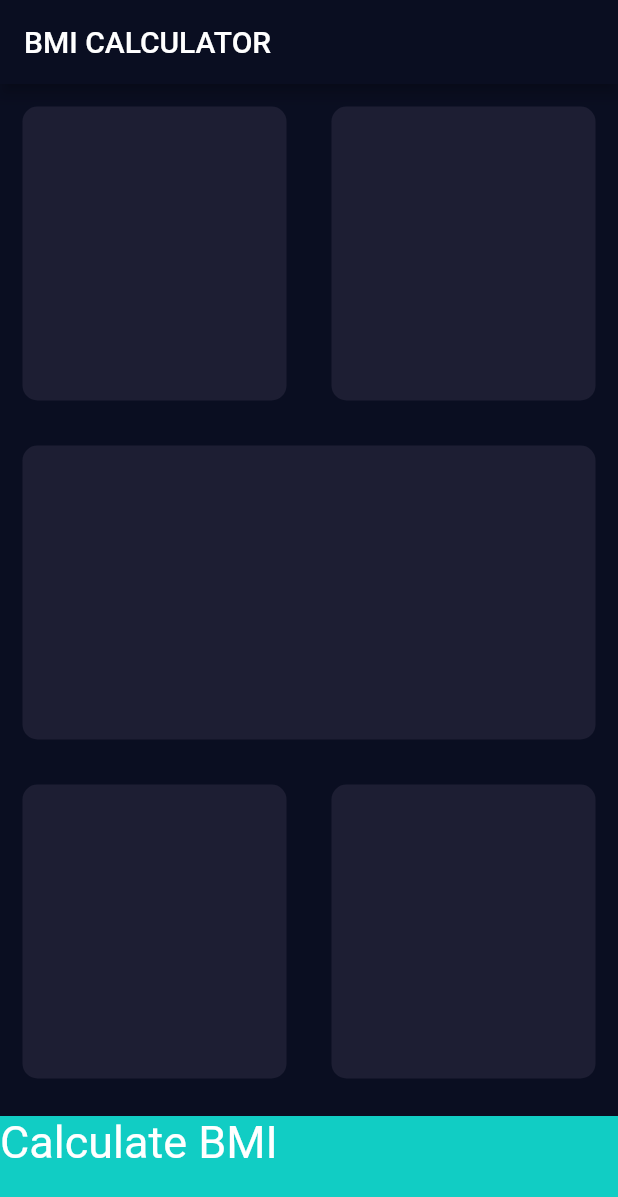
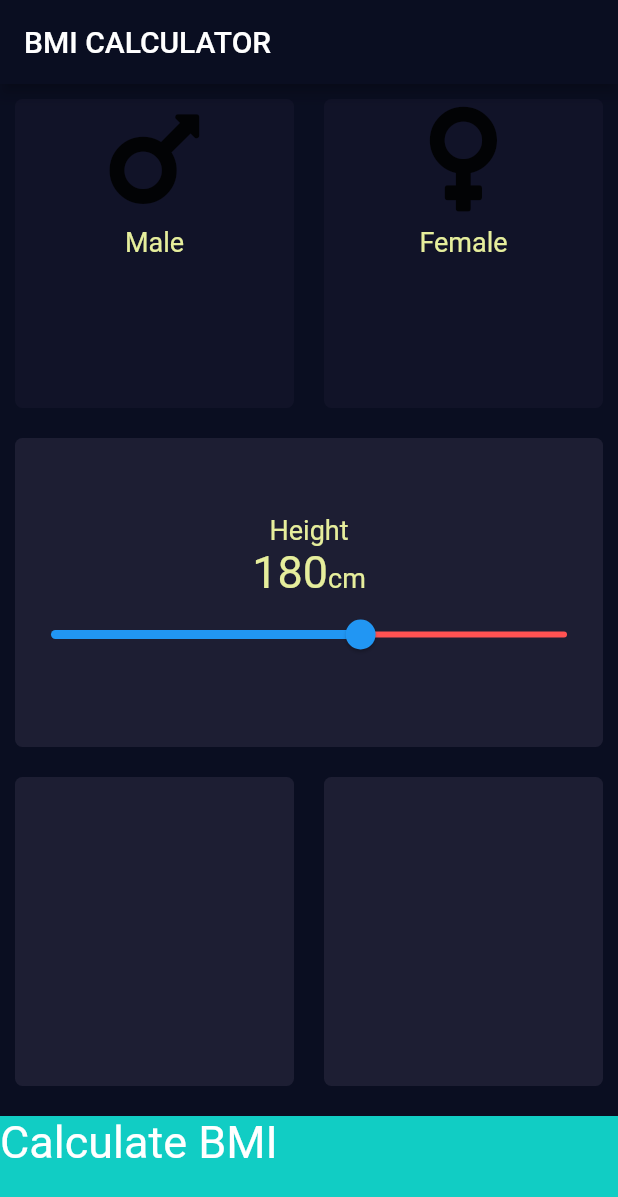
Before and after one commit to NamanBhoj/BMI_Calculato_App, a Flutter app: the screen it shows after launch, on a phone screen of 412 x 824 dp. Shown: the top 1197 px of the screen. Run offline on Flutter 3.47's test engine with Material 2 defaults, Android fonts, the phone set to English and light mode, and no system bars; our stand-ins replace font_awesome_flutter.

Commit message:
Custom dart files created

```diff
--- /dev/null
+++ b/bmi_calculator/lib/IconCustomWidget.dart
@@ -0,0 +1,19 @@
+import 'package:flutter/material.dart';
+
+//created a custom icon widget for our first two cards
+class IconCustomWidget extends StatelessWidget {
+  IconCustomWidget({this.t, this.i});
+  final String t;
+  final IconData i;
+
+  @override
+  Widget build(BuildContext context) {
+    return Column(
+      children: <Widget>[
+        Icon(i, size: 80.0),
+        SizedBox(height: 5.0),
+        Text(t, style: TextStyle(fontSize: 18.0, color: Colors.lime[200]))
+      ],
+    );
+  }
+}
--- a/bmi_calculator/lib/input_page.dart
+++ b/bmi_calculator/lib/input_page.dart
@@ -1,10 +1,16 @@
 import 'package:flutter/material.dart';
 import 'package:flutter/rendering.dart';
 import 'package:font_awesome_flutter/font_awesome_flutter.dart';
+import 'IconCustomWidget.dart';
+import 'reusablecard.dart';
 
 const bottomcontainerheight = 80.0;
 const usedcardcolor = Color(0xFF1D1E33);
+const inactivecardcolor = Color(0xFF111328);
 const bottomcolor = Color(0xFF11CDC4);
+int height = 180;
+
+enum GenderType { Male, Female }
 
 class InputPage extends StatefulWidget {
   @override
@@ -12,6 +18,30 @@ class InputPage extends StatefulWidget {
 }
 
 class _InputPageState extends State<InputPage> {
+  GenderType SelectedGender;
+//  Color malecardcolor = usedcardcolor;
+//  Color femalecardcolor = usedcardcolor;
+//
+//  void update(GenderType g ) {
+//    if (g == GenderType.Male) {
+//      if (malecardcolor == usedcardcolor) {
+//        malecardcolor = inactivecardcolor;
+//      } else {
+//        malecardcolor = usedcardcolor;
+//        femalecardcolor = inactivecardcolor;
+//      }
+//    }
+//    if (g == GenderType.Female) {
+//      //female
+//      if (femalecardcolor == usedcardcolor) {
+//        femalecardcolor = inactivecardcolor;
+//      } else {
+//        femalecardcolor = usedcardcolor;
+//        malecardcolor = inactivecardcolor;
+//      }
+//    }
+//  }
+
   @override
   Widget build(BuildContext context) {
     return Scaffold(
@@ -19,28 +49,41 @@ class _InputPageState extends State<InputPage> {
           title: Text('BMI CALCULATOR'),
         ),
         body: Column(
+          crossAxisAlignment: CrossAxisAlignment.stretch,
           children: <Widget>[
             Expanded(
               child: Row(
                 children: <Widget>[
                   Expanded(
                       child: ReusableCard(
-                    colour: usedcardcolor,
-                    cardchild: Column(
-                      mainAxisAlignment: MainAxisAlignment.center,
-                      children: <Widget>[
-                        //Icon(FontAwesomeIcons.mars, size: 80.0),
-                        // SizedBox(height: 5.0),
-                        Text('Male',
-                            style: TextStyle(
-                              fontSize: 18.0,
-                            ))
-                      ],
-                    ),
+                    OnPress: () {
+                      setState(() {
+                        SelectedGender = GenderType.Male;
+                      });
+                    },
+                    //we have used ternary operator instead of using if else, "reduces down the code"
+                    //from line 22 to 43
+                    colour: SelectedGender == GenderType.Male
+                        ? usedcardcolor
+                        : inactivecardcolor,
+                    cardchild:
+                        IconCustomWidget(t: 'Male', i: FontAwesomeIcons.mars),
                   )),
                   Expanded(
                       child: ReusableCard(
-                    colour: usedcardcolor,
+                    OnPress: () {
+                      setState(() {
+                        SelectedGender = GenderType.Female;
+                        //we have passed a function to reusable card
+                        //in reusablecard.dart file
+                        //in dart you can pass functions as arguments
+                      });
+                    },
+                    colour: SelectedGender == GenderType.Female
+                        ? usedcardcolor
+                        : inactivecardcolor,
+                    cardchild: IconCustomWidget(
+                        t: 'Female', i: FontAwesomeIcons.venus),
                   )),
                 ],
               ),
@@ -48,6 +91,44 @@ class _InputPageState extends State<InputPage> {
             Expanded(
                 child: ReusableCard(
               colour: usedcardcolor,
+              cardchild: Column(
+                mainAxisAlignment: MainAxisAlignment.center,
+                children: <Widget>[
+                  Text(
+                    'Height',
+                    style: TextStyle(fontSize: 18.0, color: Colors.lime[200]),
+                  ),
+                  Row(
+                    mainAxisAlignment: MainAxisAlignment.center,
+                    crossAxisAlignment: CrossAxisAlignment.baseline,
+                    textBaseline: TextBaseline.alphabetic,
+                    children: <Widget>[
+                      Text(
+                        height.toString(),
+                        style:
+                            TextStyle(fontSize: 30.0, color: Colors.lime[200]),
+                      ),
+                      Text(
+                        'cm',
+                        style:
+                            TextStyle(fontSize: 18.0, color: Colors.lime[200]),
+                      )
+                    ],
+                  ),
+                  Slider(
+                    value: height.toDouble(),
+                    min: 120.0,
+                    max: 220.0,
+                    activeColor: Colors.blue,
+                    inactiveColor: Colors.redAccent,
+                    onChanged: (double newvalue) {
+                      setState(() {
+                        height = newvalue.round();
+                      });
+                    },
+                  ),
+                ],
+              ),
             )),
             Expanded(
               child: Row(
@@ -79,20 +160,3 @@ class _InputPageState extends State<InputPage> {
         ));
   }
 }
-
-class ReusableCard extends StatelessWidget {
-  //we want to specify custom value for our card color so we will
-  //make a constructor here
-
-  final Color colour;
-  final Widget cardchild;
-  ReusableCard({@required this.colour, this.cardchild});
-
-  @override
-  Widget build(BuildContext context) {
-    return Container(
-        margin: EdgeInsets.all(15),
-        decoration: BoxDecoration(
-            color: colour, borderRadius: BorderRadius.circular(10.0)));
-  }
-}
--- /dev/null
+++ b/bmi_calculator/lib/reusablecard.dart
@@ -0,0 +1,23 @@
+import 'package:flutter/material.dart';
+
+class ReusableCard extends StatelessWidget {
+  //we want to specify custom value for our card color so we will
+  //make a constructor here
+
+  final Color colour;
+  final Widget cardchild;
+  final Function OnPress;
+  ReusableCard({@required this.colour, this.cardchild, this.OnPress});
+
+  @override
+  Widget build(BuildContext context) {
+    return GestureDetector(
+      onTap: OnPress,
+      child: Container(
+          child: cardchild,
+          margin: EdgeInsets.all(10),
+          decoration: BoxDecoration(
+              color: colour, borderRadius: BorderRadius.circular(5.0))),
+    );
+  }
+}
```
